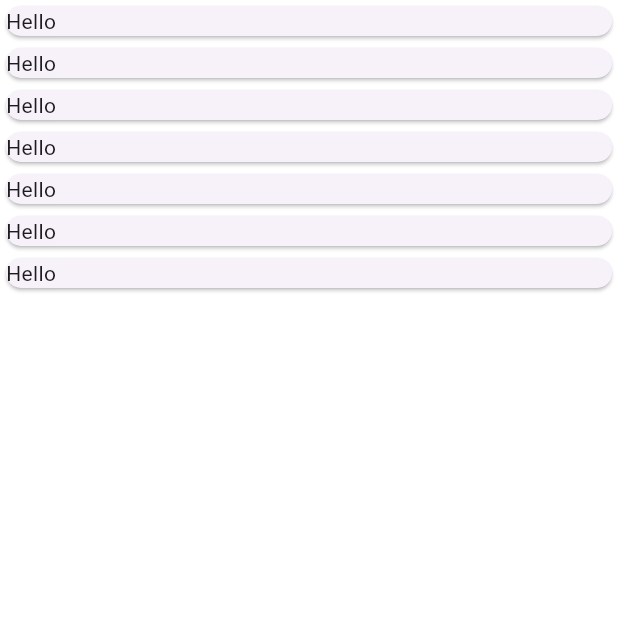
After one commit to drapek9/WeatherApp_flutter, a Flutter app: the DetailWeatherLocation screen opened by its route, on a phone screen of 412 x 824 dp, the top half of it. The commit adds this screen. Run offline on Flutter 3.47's test engine with Material 3 defaults, Android fonts, the phone set to English and light mode, and no system bars; our stand-ins replace flutter_spinkit; network calls fail.

Commit message:
tmavé pozadí pokud už večer + informace o poslední aktualizaci + přidání možnosti pro detail information pro město

```diff
--- a/lib/data/data_main.dart
+++ b/lib/data/data_main.dart
@@ -12,6 +12,8 @@ class Location {
     int uvIndex = 0;
     String pathImage = "";
     String statusName = "";
+    int isDay = 1;
+    String lastUpdate = "";
 
     Future<bool> getData() async {
         Response data = await get(Uri.parse("http://api.weatherapi.com/v1/current.json?key=fe26cfcaf9d04f55896112751251502&q=$location&aqi=no"));
@@ -24,6 +26,8 @@ class Location {
             uvIndex = (dataBody["uv"]*10).round();
             pathImage = dataBody["condition"]["icon"];
             statusName = dataBody["condition"]["text"];
+            isDay = dataBody["is_day"];
+            lastUpdate = dataBody["last_updated"];
             return true;
         }
         return false;
--- /dev/null
+++ b/lib/detail/detail_main.dart
@@ -0,0 +1,22 @@
+import 'package:flutter/material.dart';
+
+class DetailWeatherLocation extends StatelessWidget {
+  const DetailWeatherLocation({super.key});
+
+  @override
+  Widget build(BuildContext context) {
+    return Scaffold(
+      backgroundColor: Colors.white,
+      body: ListView.builder(
+        itemCount: 7,
+        itemBuilder: (context, index) {
+          return Card(
+            child: Text(
+              "Hello"
+              ),
+            );
+        },
+        ),
+    );
+  }
+}
--- a/lib/location/location_screen.dart
+++ b/lib/location/location_screen.dart
@@ -46,7 +46,6 @@ class _LocationScreenChooserState extends State<LocationScreenChooser> {
           width: double.infinity,
           child: Column(
             crossAxisAlignment: CrossAxisAlignment.center,
-
             children: [
               SizedBox(
                 width: 300,
--- a/lib/main.dart
+++ b/lib/main.dart
@@ -2,6 +2,7 @@ import 'package:flutter/material.dart';
 import 'package:weather_app/loading/loading_main.dart';
 import 'package:weather_app/home/home_main.dart';
 import 'package:weather_app/location/location_screen.dart';
+import 'package:weather_app/detail/detail_main.dart';
 
 void main() {
   runApp(const MyApp());
@@ -22,7 +23,8 @@ class _MyAppState extends State<MyApp> {
       routes: {
         "/loading": (context) => LoadingScreen(),
         "/home": (context) => HomeScreen(),
-        "/choose_location": (context) => LocationScreenChooser()
+        "/choose_location": (context) => LocationScreenChooser(),
+        "/detail": (context) => DetailWeatherLocation()
       },
     );
   }
--- a/pubspec.yaml
+++ b/pubspec.yaml
@@ -36,6 +36,7 @@ dependencies:
   cupertino_icons: ^1.0.8
   flutter_spinkit: ^5.2.1
   http: ^1.3.0
+  intl: ^0.20.2
 
 dev_dependencies:
   flutter_test:
```
Also changed, not shown: lib/home/home_main.dart (+61 -16 lines), pubspec.lock, 1 other file.
